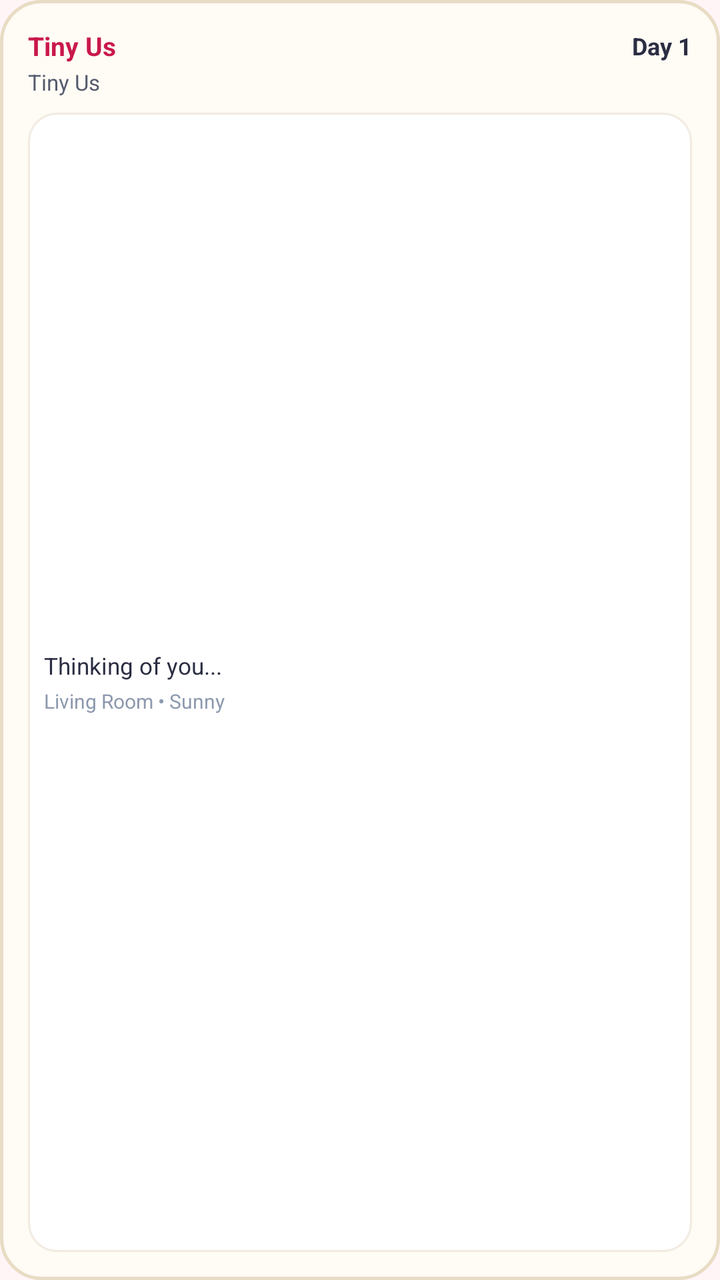
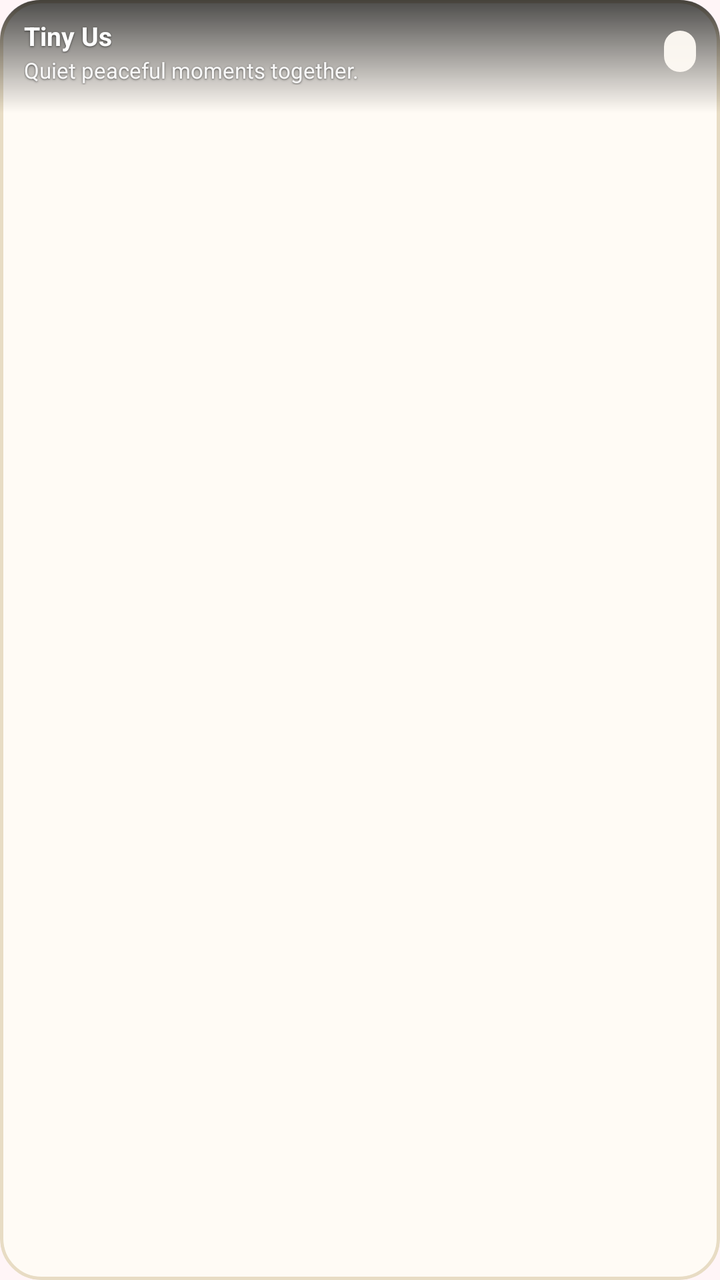

Before-and-after screenshots of an Android layout around one commit, followed by the original layout XML and the change that was made.
<!-- AndroidManifest.xml: application theme Theme.MyApplication -->
<!-- res/layout/tiny_us_widget.xml -->
<?xml version="1.0" encoding="utf-8"?>
<LinearLayout xmlns:android="http://schemas.android.com/apk/res/android"
    android:id="@+id/widget_container"
    android:layout_width="match_parent"
    android:layout_height="match_parent"
    android:background="@drawable/widget_bg"
    android:orientation="vertical"
    android:padding="14dp">

    
    <LinearLayout
        android:layout_width="match_parent"
        android:layout_height="wrap_content"
        android:gravity="center_vertical"
        android:orientation="horizontal">

        <TextView
            android:id="@+id/widget_title"
            android:layout_width="0dp"
            android:layout_height="wrap_content"
            android:layout_weight="1"
            android:text="Tiny Us"
            android:textColor="#C9184A"
            android:textSize="13sp"
            android:textStyle="bold" />

        <TextView
            android:id="@+id/widget_day_counter"
            android:layout_width="wrap_content"
            android:layout_height="wrap_content"
            android:text="Day 1"
            android:textColor="#2B2D42"
            android:textSize="12sp"
            android:textStyle="bold" />
    </LinearLayout>

    <TextView
        android:id="@+id/widget_couple_names"
        android:layout_width="wrap_content"
        android:layout_height="wrap_content"
        android:layout_marginTop="2dp"
        android:text="Tiny Us"
        android:textColor="#555B6E"
        android:textSize="11sp" />

    
    <LinearLayout
        android:layout_width="match_parent"
        android:layout_height="0dp"
        android:layout_marginTop="8dp"
        android:layout_weight="1"
        android:background="@drawable/widget_inner_card"
        android:gravity="center_vertical"
        android:orientation="vertical"
        android:padding="8dp">

        <TextView
            android:id="@+id/widget_status_text"
            android:layout_width="match_parent"
            android:layout_height="wrap_content"
            android:ellipsize="end"
            android:maxLines="2"
            android:text="Thinking of you..."
            android:textColor="#2B2D42"
            android:textSize="11.5sp"
            android:textStyle="normal" />

        <TextView
            android:id="@+id/widget_subtext"
            android:layout_width="match_parent"
            android:layout_height="wrap_content"
            android:layout_marginTop="3dp"
            android:ellipsize="end"
            android:maxLines="1"
            android:text="Living Room • Sunny"
            android:textColor="#8D99AE"
            android:textSize="10sp" />
    </LinearLayout>
</LinearLayout>
<!-- resources referenced by this layout -->
<resources>
  <!-- drawable widget_bg (drawable) -->
  <?xml version="1.0" encoding="utf-8"?>
  <shape xmlns:android="http://schemas.android.com/apk/res/android"
      android:shape="rectangle">
      <solid android:color="#FFFBF5" />
      <corners android:radius="20dp" />
      <stroke
          android:width="1.5dp"
          android:color="#E8DCC4" />
  </shape>
  <!-- drawable widget_inner_card (drawable) -->
  <?xml version="1.0" encoding="utf-8"?>
  <shape xmlns:android="http://schemas.android.com/apk/res/android"
      android:shape="rectangle">
      <solid android:color="#FFFFFF" />
      <corners android:radius="14dp" />
      <stroke
          android:width="1dp"
          android:color="#F2EBE0" />
  </shape>
  <style name="Theme.MyApplication" parent="android:Theme.DeviceDefault.NoActionBar">
          <item name="android:windowBackground">#FFF5F7</item>
      </style>
</resources>

<!-- the commit's change to res/layout/tiny_us_widget.xml (unified diff, before → after) -->
@@ -1,79 +1,77 @@
 <?xml version="1.0" encoding="utf-8"?>
-<LinearLayout xmlns:android="http://schemas.android.com/apk/res/android"
+<FrameLayout xmlns:android="http://schemas.android.com/apk/res/android"
     android:id="@+id/widget_container"
     android:layout_width="match_parent"
     android:layout_height="match_parent"
     android:background="@drawable/widget_bg"
-    android:orientation="vertical"
-    android:padding="14dp">
+    android:clipToOutline="true">
 
-    
+    <ImageView
+        android:id="@+id/widget_scene"
+        android:layout_width="match_parent"
+        android:layout_height="match_parent"
+        android:contentDescription="@string/widget_description"
+        android:scaleType="centerCrop" />
+
     <LinearLayout
         android:layout_width="match_parent"
         android:layout_height="wrap_content"
+        android:layout_gravity="top"
+        android:background="@drawable/widget_scrim"
         android:gravity="center_vertical"
-        android:orientation="horizontal">
+        android:orientation="horizontal"
+        android:paddingStart="12dp"
+        android:paddingTop="9dp"
+        android:paddingEnd="12dp"
+        android:paddingBottom="14dp">
 
-        <TextView
-            android:id="@+id/widget_title"
+        <LinearLayout
             android:layout_width="0dp"
             android:layout_height="wrap_content"
             android:layout_weight="1"
-            android:text="Tiny Us"
-            android:textColor="#C9184A"
-            android:textSize="13sp"
-            android:textStyle="bold" />
+            android:orientation="vertical">
+
+            <TextView
+                android:id="@+id/widget_couple_names"
+                android:layout_width="wrap_content"
+                android:layout_height="wrap_content"
+                android:ellipsize="end"
+                android:maxLines="1"
+                android:shadowColor="#99000000"
+                android:shadowDy="1"
+                android:shadowRadius="2"
+                android:text="@string/ui_tiny_us"
+                android:textColor="#FFFFFF"
+                android:textSize="13sp"
+                android:textStyle="bold" />
+
+            <TextView
+                android:id="@+id/widget_status_text"
+                android:layout_width="wrap_content"
+                android:layout_height="wrap_content"
+                android:layout_marginTop="1dp"
+                android:ellipsize="end"
+                android:maxLines="1"
+                android:shadowColor="#99000000"
+                android:shadowDy="1"
+                android:shadowRadius="2"
+                android:text="@string/widget_status_default"
+                android:textColor="#F2FFFFFF"
+                android:textSize="11sp" />
+        </LinearLayout>
 
         <TextView
             android:id="@+id/widget_day_counter"
             android:layout_width="wrap_content"
             android:layout_height="wrap_content"
-            android:text="Day 1"
-            android:textColor="#2B2D42"
-            android:textSize="12sp"
+            android:layout_marginStart="8dp"
+            android:background="@drawable/widget_day_pill"
+            android:paddingStart="8dp"
+            android:paddingTop="3dp"
+            android:paddingEnd="8dp"
+            android:paddingBottom="3dp"
+            android:textColor="#C9184A"
+            android:textSize="11sp"
             android:textStyle="bold" />
     </LinearLayout>
-
-    <TextView
-        android:id="@+id/widget_couple_names"
-        android:layout_width="wrap_content"
-        android:layout_height="wrap_content"
-        android:layout_marginTop="2dp"
-        android:text="Tiny Us"
-        android:textColor="#555B6E"
-        android:textSize="11sp" />
-
-    
-    <LinearLayout
-        android:layout_width="match_parent"
-        android:layout_height="0dp"
-        android:layout_marginTop="8dp"
-        android:layout_weight="1"
-        android:background="@drawable/widget_inner_card"
-        android:gravity="center_vertical"
-        android:orientation="vertical"
-        android:padding="8dp">
-
-        <TextView
-            android:id="@+id/widget_status_text"
-            android:layout_width="match_parent"
-            android:layout_height="wrap_content"
-            android:ellipsize="end"
-            android:maxLines="2"
-            android:text="Thinking of you..."
-            android:textColor="#2B2D42"
-            android:textSize="11.5sp"
-            android:textStyle="normal" />
-
-        <TextView
-            android:id="@+id/widget_subtext"
-            android:layout_width="match_parent"
-            android:layout_height="wrap_content"
-            android:layout_marginTop="3dp"
-            android:ellipsize="end"
-            android:maxLines="1"
-            android:text="Living Room • Sunny"
-            android:textColor="#8D99AE"
-            android:textSize="10sp" />
-    </LinearLayout>
-</LinearLayout>
+</FrameLayout>
<!-- resource entries referenced after the edit -->
@@ -10,16 +10,23 @@
           android:width="1.5dp"
           android:color="#E8DCC4" />
   </shape>
-  <!-- drawable widget_inner_card (drawable) -->
+  <!-- drawable widget_day_pill (drawable) -->
   <?xml version="1.0" encoding="utf-8"?>
-  <shape xmlns:android="http://schemas.android.com/apk/res/android"
-      android:shape="rectangle">
-      <solid android:color="#FFFFFF" />
-      <corners android:radius="14dp" />
-      <stroke
-          android:width="1dp"
-          android:color="#F2EBE0" />
+  <shape xmlns:android="http://schemas.android.com/apk/res/android" android:shape="rectangle">
+      <solid android:color="#F2FFFBF5" />
+      <corners android:radius="10dp" />
   </shape>
+  <!-- drawable widget_scrim (drawable) -->
+  <?xml version="1.0" encoding="utf-8"?>
+  <shape xmlns:android="http://schemas.android.com/apk/res/android" android:shape="rectangle">
+      <gradient
+          android:angle="270"
+          android:endColor="#00000000"
+          android:startColor="#B3000000" />
+  </shape>
+  <string name="ui_tiny_us">Tiny Us</string>
+  <string name="widget_description">A cozy pixel window into your Tiny Us world</string>
+  <string name="widget_status_default">Quiet peaceful moments together.</string>
   <style name="Theme.MyApplication" parent="android:Theme.DeviceDefault.NoActionBar">
           <item name="android:windowBackground">#FFF5F7</item>
       </style>
